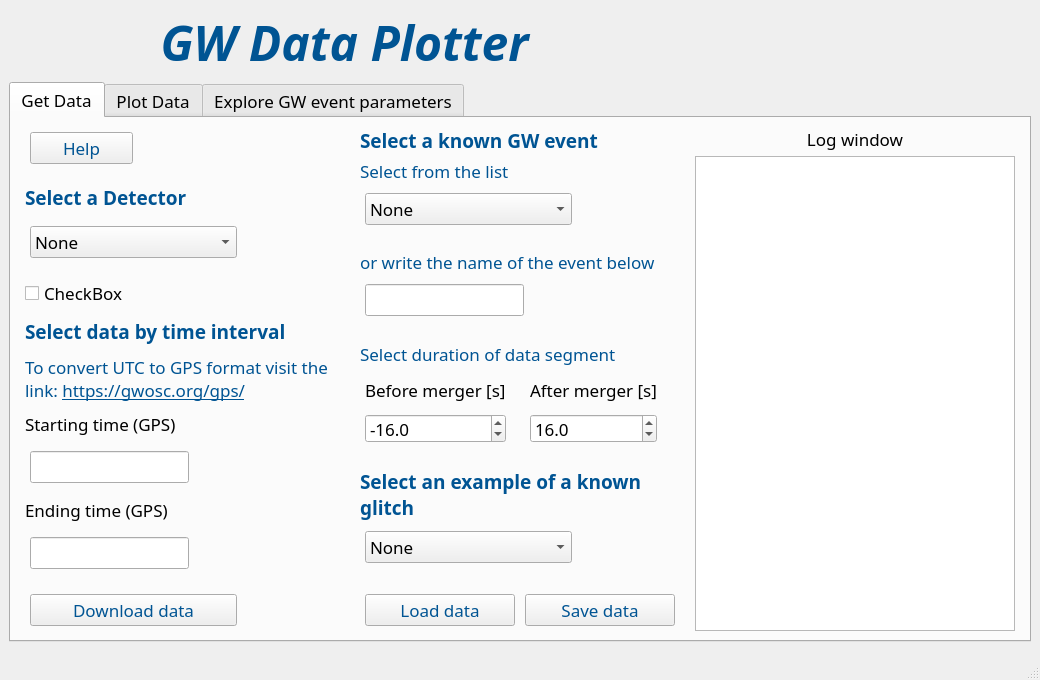
Above: layout_trial_checkboxes.ui from piosif/GW_Data_Plotter_test_doc_sphinx before the change. Below: the same form after it.
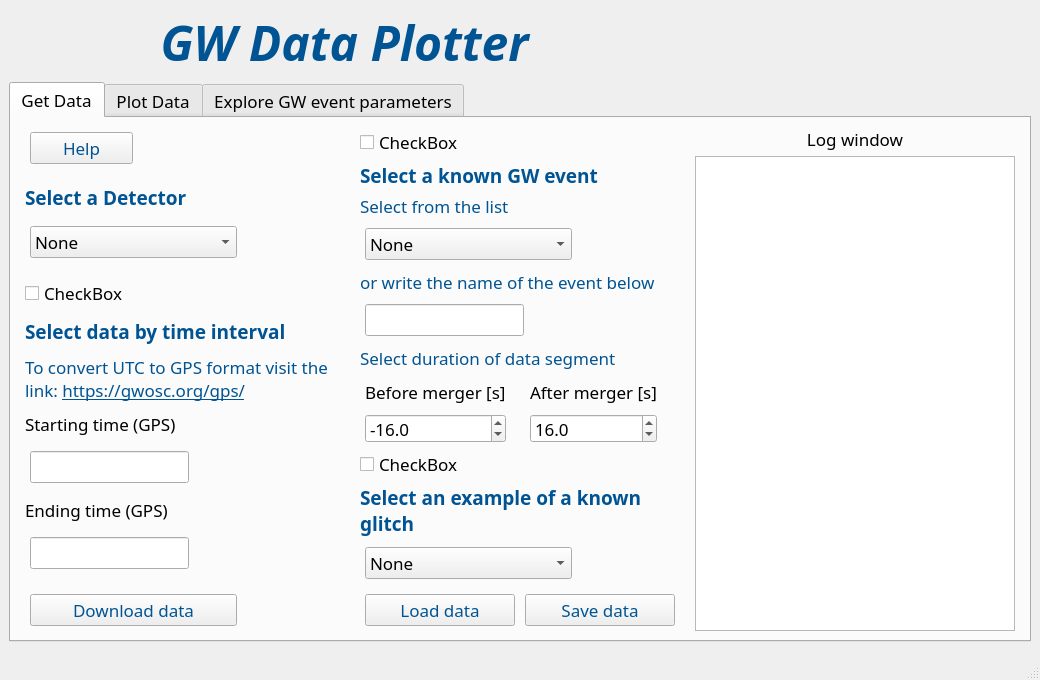
That is the form after the change. Icons and pictures are not drawn.

Commit message: draft checkboxes for all sections, wip: labels greying-out pending

What changed in the file:
```diff
--- a/layout_trial_checkboxes.ui
+++ b/layout_trial_checkboxes.ui
@@ -478,7 +478,7 @@
            </layout>
           </item>
           <item>
-           <layout class="QVBoxLayout" name="verticalLayout_2" stretch="0,0,0,0,0,0,0,0,0,0,0,0,0,0">
+           <layout class="QVBoxLayout" name="verticalLayout_2" stretch="0,0,0,0,0,0,0,0,0,0,0,0,0,0,0,0">
             <property name="spacing">
              <number>5</number>
             </property>
@@ -488,6 +488,13 @@
             <property name="rightMargin">
              <number>5</number>
             </property>
+            <item>
+             <widget class="QCheckBox" name="checkBox_knownGW">
+              <property name="text">
+               <string>CheckBox</string>
+              </property>
+             </widget>
+            </item>
             <item>
              <widget class="QLabel" name="label_12">
               <property name="font">
@@ -797,6 +804,13 @@
               </property>
              </spacer>
             </item>
+            <item>
+             <widget class="QCheckBox" name="checkBox_knownGlitch">
+              <property name="text">
+               <string>CheckBox</string>
+              </property>
+             </widget>
+            </item>
             <item>
              <widget class="QLabel" name="label_13">
               <property name="minimumSize">
```
Left out of the diff: 400 changed lines with no effect on the pictures. The commit also changes 1 other file.
